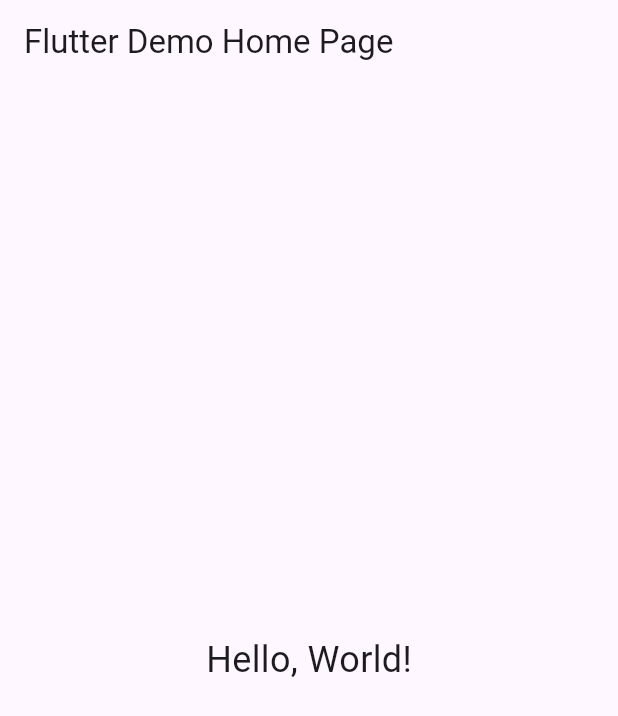
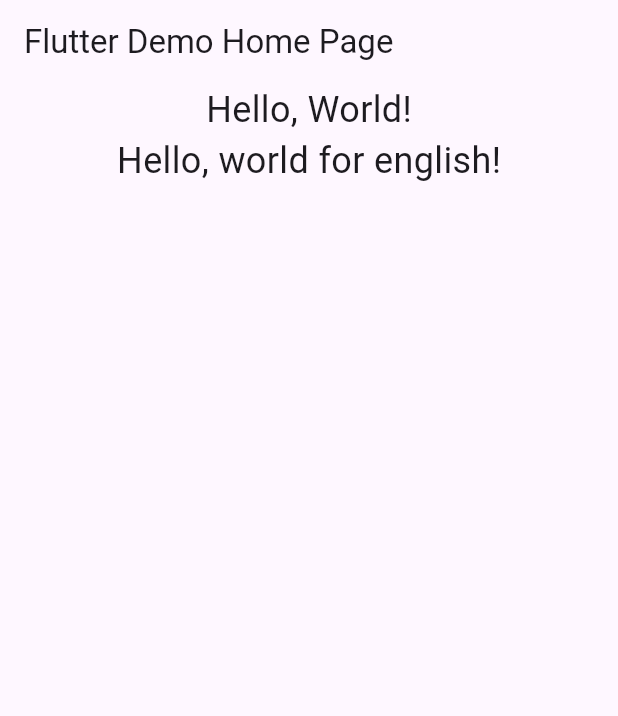
Before and after one commit to labyrinth30/flutter-easy-localization, a Flutter app: the screen it shows after launch, on a phone screen of 412 x 824 dp. Shown: the top 716 px of the screen. Run offline on Flutter 3.47's test engine with Material 3 defaults, Android fonts, the phone set to English and light mode, and no system bars; our stand-ins replace easy_localization.

Commit message:
feat: 다국어 처리 완료

```diff
--- a/assets/translation/en.json
+++ b/assets/translation/en.json
@@ -1,4 +1,5 @@
 {
-    "Hello": "Hello, World!"
+    "Hello": "Hello, World!",
+    "Hello, World!": "Hello, world for english!"
 
   }
--- a/assets/translation/ko.json
+++ b/assets/translation/ko.json
@@ -1,4 +1,5 @@
 {
-    "Hello": "안녕"
+    "Hello": "안녕",
+    "Hello, World!": "안녕 세상! 한국어!"
 
   }
--- a/lib/home_screen.dart
+++ b/lib/home_screen.dart
@@ -11,7 +11,12 @@ class HomeScreen extends StatelessWidget {
         title: const Text('Flutter Demo Home Page'),
       ),
       body: Center(
-        child: const Text('Hello', style: TextStyle(fontSize: 24)).tr(),
+        child: Column(
+          children: [
+            const Text('Hello', style: TextStyle(fontSize: 24)).tr(),
+            const Text('Hello, World!', style: TextStyle(fontSize: 24)).tr(),
+          ],
+        ),
       ),
     );
   }
--- a/lib/main.dart
+++ b/lib/main.dart
@@ -6,7 +6,10 @@ void main() async {
   WidgetsFlutterBinding.ensureInitialized();
   await EasyLocalization.ensureInitialized();
   runApp(EasyLocalization(
-      supportedLocales: const [Locale('en'), Locale('ko')],
+      supportedLocales: const [
+        Locale('en'),
+        Locale('ko'),
+      ],
       path: 'assets/translation',
       fallbackLocale: const Locale('en'),
       child: const MyApp()));
```
